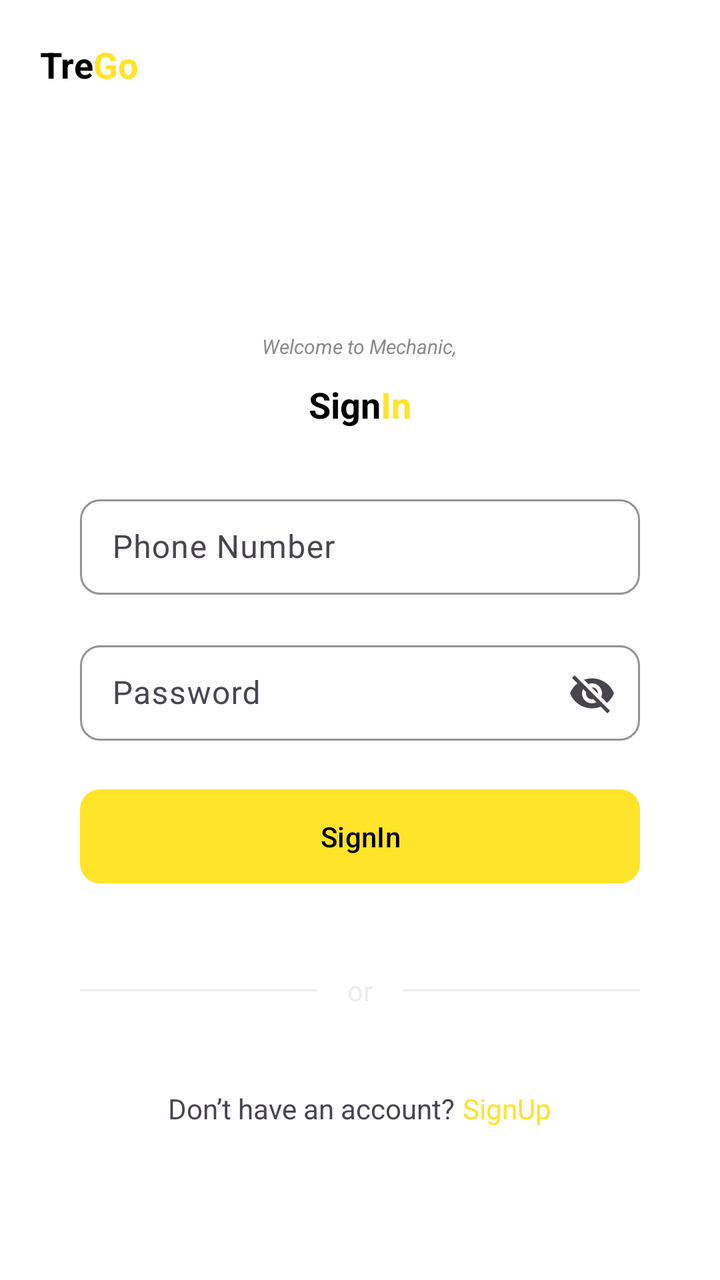
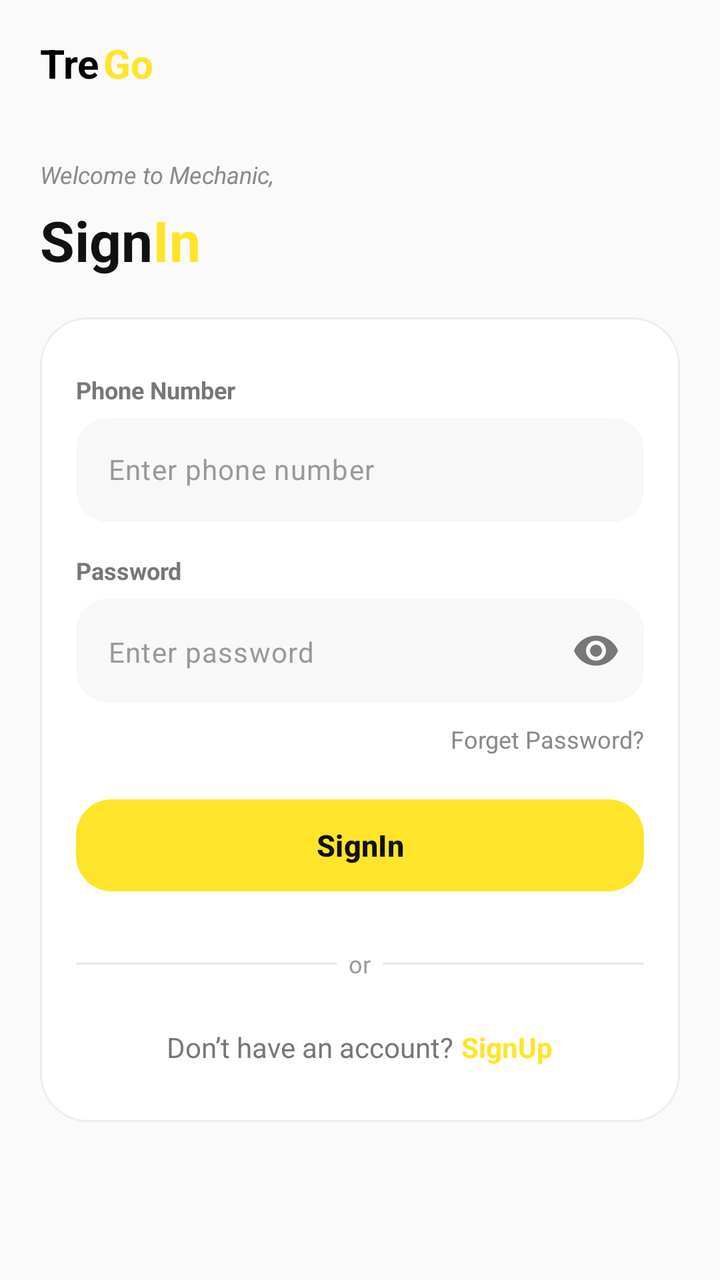

Compare the two renders of this Android layout. The source of the first and the diff that turns it into the second are given below.
<!-- AndroidManifest.xml: application theme Theme.TregoApp -->
<!-- res/layout/fragment_mechanic_login.xml -->
<?xml version="1.0" encoding="utf-8"?>
<LinearLayout xmlns:android="http://schemas.android.com/apk/res/android"
        xmlns:tools="http://schemas.android.com/tools"
        android:layout_width="match_parent"
        android:layout_height="match_parent"
        xmlns:app="http://schemas.android.com/apk/res-auto"
        tools:context=".mechanic.ui.LoginFragment"
        android:orientation="vertical"
        android:background="@color/secondary_color"
        android:padding="20dp">

    <LinearLayout
        android:layout_width="match_parent"
        android:layout_height="wrap_content"
        android:gravity="start"
        android:layout_marginBottom="6dp">

        <TextView
            android:layout_width="wrap_content"
            android:layout_height="wrap_content"
            android:text="@string/app_first_name"
            android:textSize="18sp"
            android:textStyle="bold"
            android:textColor="@color/tertiary_color" />

        <TextView
            android:layout_width="wrap_content"
            android:layout_height="wrap_content"
            android:text="@string/app_last_name"
            android:textSize="18sp"
            android:textStyle="bold"
            android:textColor="@color/primary_color" />

    </LinearLayout>

    <View
        android:layout_width="0dp"
        android:layout_height="0dp"
        android:layout_weight="1"
        android:layout_marginVertical="30dp"/>

    <LinearLayout
        android:layout_width="match_parent"
        android:layout_height="wrap_content"
        android:orientation="vertical"
        android:gravity="center" >

        <TextView
            android:layout_width="wrap_content"
            android:layout_height="wrap_content"
            android:text="@string/mech_sign_welcome"
            android:textColor="@color/text_grey"
            android:textStyle="italic"
            android:textSize="10sp"
            android:layout_marginBottom="10dp"/>

        <LinearLayout
            android:layout_width="match_parent"
            android:layout_height="wrap_content"
            android:gravity="center"
            android:layout_marginBottom="30dp">

            <TextView
                android:layout_width="wrap_content"
                android:layout_height="wrap_content"
                android:text="@string/signIn_first_word"
                android:textSize="18sp"
                android:textStyle="bold"
                android:textColor="@color/tertiary_color" />

            <TextView
                android:layout_width="wrap_content"
                android:layout_height="wrap_content"
                android:text="@string/signIn_last_word"
                android:textSize="18sp"
                android:textStyle="bold"
                android:textColor="@color/primary_color" />

        </LinearLayout>

        <LinearLayout
            android:layout_width="280dp"
            android:layout_height="match_parent"
            android:orientation="vertical"
            android:gravity="center">

            <com.google.android.material.textfield.TextInputLayout
                android:layout_width="match_parent"
                android:layout_height="wrap_content"
                android:layout_marginBottom="20dp"
                app:boxStrokeWidth="1dp"
                app:boxStrokeWidthFocused="1dp"
                app:boxStrokeColor="@color/black"
                app:hintTextColor="@color/placeholder_text_color"
                app:boxBackgroundColor="@color/field_color"
                app:boxCornerRadiusTopStart="10dp"
                app:boxCornerRadiusBottomStart="10dp"
                app:boxCornerRadiusBottomEnd="10dp"
                app:boxCornerRadiusTopEnd="10dp" >

                <com.google.android.material.textfield.TextInputEditText
                    android:id="@+id/etPhoneNumber"
                    android:layout_width="match_parent"
                    android:layout_height="wrap_content"
                    android:hint="Phone Number"
                    android:inputType="phone"
                    android:maxLength="10"
                    android:paddingVertical="13dp"/>

            </com.google.android.material.textfield.TextInputLayout>

            <com.google.android.material.textfield.TextInputLayout
                android:layout_width="match_parent"
                android:layout_height="wrap_content"
                android:layout_marginBottom="20dp"
                app:endIconMode="password_toggle"
                app:boxStrokeWidth="1dp"
                app:boxStrokeWidthFocused="1dp"
                app:boxStrokeColor="@color/black"
                app:hintTextColor="@color/placeholder_text_color"
                app:boxBackgroundColor="@color/field_color"
                app:boxCornerRadiusTopStart="10dp"
                app:boxCornerRadiusBottomStart="10dp"
                app:boxCornerRadiusBottomEnd="10dp"
                app:boxCornerRadiusTopEnd="10dp" >

                <com.google.android.material.textfield.TextInputEditText
                    android:id="@+id/etPassword"
                    android:layout_width="match_parent"
                    android:layout_height="wrap_content"
                    android:hint="Password"
                    android:paddingVertical="13dp"/>

            </com.google.android.material.textfield.TextInputLayout>










            <com.google.android.material.button.MaterialButton
                android:id="@+id/signInBtn"
                android:layout_width="match_parent"
                android:layout_height="wrap_content"
                android:text="@string/signIn"
                android:textColor="@color/black"
                android:paddingVertical="14dp"
                android:layout_marginBottom="40dp"
                app:cornerRadius="10dp" />

            <LinearLayout
                android:layout_width="wrap_content"
                android:layout_height="wrap_content"
                android:gravity="center"
                android:layout_marginBottom="40dp" >

                <View
                    android:layout_width="150dp"
                    android:layout_height="1dp"
                    android:layout_weight="1"
                    android:background="@color/spacer"
                    android:layout_marginRight="15dp"/>

                <TextView
                    android:layout_width="wrap_content"
                    android:layout_height="wrap_content"
                    android:text="or"
                    android:textColor="@color/spacer"
                    android:layout_marginRight="15dp" />

                <View
                    android:layout_width="150dp"
                    android:layout_height="1dp"
                    android:layout_weight="1"
                    android:background="@color/spacer" />

            </LinearLayout>































            <LinearLayout
                android:layout_width="wrap_content"
                android:layout_height="wrap_content"
                android:orientation="horizontal"
                android:gravity="center">

                <TextView
                    android:layout_width="wrap_content"
                    android:layout_height="wrap_content"
                    android:text="@string/signIn_desp"
                    android:textSize="14sp"/>

                <TextView
                    android:id="@+id/goToSignUpBtn"
                    android:layout_width="wrap_content"
                    android:layout_height="wrap_content"
                    android:text="@string/signUp"
                    android:textSize="14sp"
                    android:textColor="@color/primary_color"
                    android:paddingStart="4dp"
                    android:clickable="true"
                    android:focusable="true" />

            </LinearLayout>

        </LinearLayout>

    </LinearLayout>

    <View
        android:layout_width="0dp"
        android:layout_height="0dp"
        android:layout_weight="1" />

</LinearLayout>
<!-- resources referenced by this layout -->
<resources>
  <color name="black">#FF000000</color>
  <color name="field_color">#FFFFFFFF</color>
  <color name="placeholder_text_color">#949494</color>
  <color name="primary_color">#FFE429</color>
  <color name="secondary_color">#FFFFFFFF</color>
  <color name="spacer">#ECECEC</color>
  <color name="tertiary_color">#FF000000</color>
  <color name="text_grey">#8A8A8A</color>
  <string name="app_first_name">Tre</string>
  <string name="app_last_name">Go</string>
  <string name="mech_sign_welcome">Welcome to Mechanic,</string>
  
      // Sample Data
  <string name="signIn">SignIn</string>
  <string name="signIn_desp">Don’t have an account?</string>
  
      // For Placeholders
  <string name="signIn_first_word">Sign</string>
  <string name="signIn_last_word">In</string>
  <string name="signUp">SignUp</string>
  <style name="Theme.TregoApp" parent="Base.Theme.TregoApp" />
  <style name="Base.Theme.TregoApp" parent="Theme.Material3.DayNight.NoActionBar">
          <item name="colorPrimary">@color/primary_color</item>
          <item name="android:statusBarColor">@color/secondary_color</item>
          <item name="android:windowLightStatusBar">true</item>
      </style>
</resources>

<!-- the commit's change to res/layout/fragment_mechanic_login.xml (unified diff, before → after) -->
@@ -1,25 +1,27 @@
 <?xml version="1.0" encoding="utf-8"?>
 <LinearLayout xmlns:android="http://schemas.android.com/apk/res/android"
-        xmlns:tools="http://schemas.android.com/tools"
-        android:layout_width="match_parent"
-        android:layout_height="match_parent"
-        xmlns:app="http://schemas.android.com/apk/res-auto"
-        tools:context=".mechanic.ui.LoginFragment"
-        android:orientation="vertical"
-        android:background="@color/secondary_color"
-        android:padding="20dp">
-
+    xmlns:tools="http://schemas.android.com/tools"
+    xmlns:app="http://schemas.android.com/apk/res-auto"
+    android:layout_width="match_parent"
+    android:layout_height="match_parent"
+    android:orientation="vertical"
+    android:background="#FAFAFA"
+    android:paddingHorizontal="20dp"
+    android:paddingTop="18dp"
+    android:paddingBottom="14dp"
+    tools:context=".mechanic.ui.LoginFragment">
+
+    
     <LinearLayout
         android:layout_width="match_parent"
         android:layout_height="wrap_content"
-        android:gravity="start"
-        android:layout_marginBottom="6dp">
+        android:gravity="center_vertical">
 
         <TextView
             android:layout_width="wrap_content"
             android:layout_height="wrap_content"
             android:text="@string/app_first_name"
-            android:textSize="18sp"
+            android:textSize="20sp"
             android:textStyle="bold"
             android:textColor="@color/tertiary_color" />
 
@@ -27,221 +29,250 @@
             android:layout_width="wrap_content"
             android:layout_height="wrap_content"
             android:text="@string/app_last_name"
-            android:textSize="18sp"
+            android:textSize="20sp"
+            android:textStyle="bold"
+            android:textColor="@color/primary_color"
+            android:paddingStart="2dp" />
+
+    </LinearLayout>
+
+    <View
+        android:layout_width="match_parent"
+        android:layout_height="34dp" />
+
+    
+    <TextView
+        android:layout_width="wrap_content"
+        android:layout_height="wrap_content"
+        android:text="@string/mech_sign_welcome"
+        android:textColor="#8A8A8A"
+        android:textStyle="italic"
+        android:textSize="12sp" />
+
+    
+    <LinearLayout
+        android:layout_width="wrap_content"
+        android:layout_height="wrap_content"
+        android:layout_marginTop="6dp"
+        android:gravity="center_vertical">
+
+        <TextView
+            android:layout_width="wrap_content"
+            android:layout_height="wrap_content"
+            android:text="@string/signIn_first_word"
+            android:textSize="28sp"
+            android:textStyle="bold"
+            android:textColor="#111111" />
+
+        <TextView
+            android:layout_width="wrap_content"
+            android:layout_height="wrap_content"
+            android:text="@string/signIn_last_word"
+            android:textSize="28sp"
             android:textStyle="bold"
             android:textColor="@color/primary_color" />
 
     </LinearLayout>
 
     <View
-        android:layout_width="0dp"
-        android:layout_height="0dp"
-        android:layout_weight="1"
-        android:layout_marginVertical="30dp"/>
-
-    <LinearLayout
-        android:layout_width="match_parent"
-        android:layout_height="wrap_content"
-        android:orientation="vertical"
-        android:gravity="center" >
-
-        <TextView
-            android:layout_width="wrap_content"
-            android:layout_height="wrap_content"
-            android:text="@string/mech_sign_welcome"
-            android:textColor="@color/text_grey"
-            android:textStyle="italic"
-            android:textSize="10sp"
-            android:layout_marginBottom="10dp"/>
+        android:layout_width="match_parent"
+        android:layout_height="20dp" />
+
+    
+    <com.google.android.material.card.MaterialCardView
+        android:layout_width="match_parent"
+        android:layout_height="wrap_content"
+        app:cardBackgroundColor="#FFFFFF"
+        app:cardCornerRadius="24dp"
+        app:strokeColor="#ECECEC"
+        app:strokeWidth="1dp"
+        app:cardElevation="0dp">
 
         <LinearLayout
             android:layout_width="match_parent"
             android:layout_height="wrap_content"
-            android:gravity="center"
-            android:layout_marginBottom="30dp">
-
-            <TextView
-                android:layout_width="wrap_content"
-                android:layout_height="wrap_content"
-                android:text="@string/signIn_first_word"
-                android:textSize="18sp"
-                android:textStyle="bold"
-                android:textColor="@color/tertiary_color" />
-
-            <TextView
-                android:layout_width="wrap_content"
-                android:layout_height="wrap_content"
-                android:text="@string/signIn_last_word"
-                android:textSize="18sp"
-                android:textStyle="bold"
-                android:textColor="@color/primary_color" />
-
-        </LinearLayout>
-
-        <LinearLayout
-            android:layout_width="280dp"
-            android:layout_height="match_parent"
             android:orientation="vertical"
-            android:gravity="center">
-
-            <com.google.android.material.textfield.TextInputLayout
+            android:padding="18dp">
+
+            <ScrollView
                 android:layout_width="match_parent"
-                android:layout_height="wrap_content"
-                android:layout_marginBottom="20dp"
-                app:boxStrokeWidth="1dp"
-                app:boxStrokeWidthFocused="1dp"
-                app:boxStrokeColor="@color/black"
-                app:hintTextColor="@color/placeholder_text_color"
-                app:boxBackgroundColor="@color/field_color"
-                app:boxCornerRadiusTopStart="10dp"
-                app:boxCornerRadiusBottomStart="10dp"
-                app:boxCornerRadiusBottomEnd="10dp"
-                app:boxCornerRadiusTopEnd="10dp" >
-
-                <com.google.android.material.textfield.TextInputEditText
-                    android:id="@+id/etPhoneNumber"
+                android:layout_height="0dp"
+                android:layout_weight="1"
+                android:overScrollMode="never">
+
+                <LinearLayout
                     android:layout_width="match_parent"
                     android:layout_height="wrap_content"
-                    android:hint="Phone Number"
-                    android:inputType="phone"
-                    android:maxLength="10"
-                    android:paddingVertical="13dp"/>
-
-            </com.google.android.material.textfield.TextInputLayout>
-
-            <com.google.android.material.textfield.TextInputLayout
-                android:layout_width="match_parent"
-                android:layout_height="wrap_content"
-                android:layout_marginBottom="20dp"
-                app:endIconMode="password_toggle"
-                app:boxStrokeWidth="1dp"
-                app:boxStrokeWidthFocused="1dp"
-                app:boxStrokeColor="@color/black"
-                app:hintTextColor="@color/placeholder_text_color"
-                app:boxBackgroundColor="@color/field_color"
-                app:boxCornerRadiusTopStart="10dp"
-                app:boxCornerRadiusBottomStart="10dp"
-                app:boxCornerRadiusBottomEnd="10dp"
-                app:boxCornerRadiusTopEnd="10dp" >
-
-                <com.google.android.material.textfield.TextInputEditText
-                    android:id="@+id/etPassword"
-                    android:layout_width="match_parent"
-                    android:layout_height="wrap_content"
-                    android:hint="Password"
-                    android:paddingVertical="13dp"/>
-
-            </com.google.android.material.textfield.TextInputLayout>
-
-
-
-
-
-
-
-
-
-
-            <com.google.android.material.button.MaterialButton
-                android:id="@+id/signInBtn"
-                android:layout_width="match_parent"
-                android:layout_height="wrap_content"
-                android:text="@string/signIn"
-                android:textColor="@color/black"
-                android:paddingVertical="14dp"
-                android:layout_marginBottom="40dp"
-                app:cornerRadius="10dp" />
-
-            <LinearLayout
-                android:layout_width="wrap_content"
-                android:layout_height="wrap_content"
-                android:gravity="center"
-                android:layout_marginBottom="40dp" >
-
-                <View
-                    android:layout_width="150dp"
-                    android:layout_height="1dp"
-                    android:layout_weight="1"
-                    android:background="@color/spacer"
-                    android:layout_marginRight="15dp"/>
-
-                <TextView
-                    android:layout_width="wrap_content"
-                    android:layout_height="wrap_content"
-                    android:text="or"
-                    android:textColor="@color/spacer"
-                    android:layout_marginRight="15dp" />
-
-                <View
-                    android:layout_width="150dp"
-                    android:layout_height="1dp"
-                    android:layout_weight="1"
-                    android:background="@color/spacer" />
-
-            </LinearLayout>
-
-
-
-
-
-
-
-
-
-
-
-
-
-
-
-
-
-
-
-
-
-
-
-
-
-
-
-
-
-
-
-            <LinearLayout
-                android:layout_width="wrap_content"
-                android:layout_height="wrap_content"
-                android:orientation="horizontal"
-                android:gravity="center">
-
-                <TextView
-                    android:layout_width="wrap_content"
-                    android:layout_height="wrap_content"
-                    android:text="@string/signIn_desp"
-                    android:textSize="14sp"/>
-
-                <TextView
-                    android:id="@+id/goToSignUpBtn"
-                    android:layout_width="wrap_content"
-                    android:layout_height="wrap_content"
-                    android:text="@string/signUp"
-                    android:textSize="14sp"
-                    android:textColor="@color/primary_color"
-                    android:paddingStart="4dp"
-                    android:clickable="true"
-                    android:focusable="true" />
-
-            </LinearLayout>
+                    android:layout_marginVertical="10dp"
+                    android:orientation="vertical">
+
+                    
+                    <TextView
+                        android:layout_width="wrap_content"
+                        android:layout_height="wrap_content"
+                        android:text="Phone Number"
+                        android:textSize="12sp"
+                        android:textStyle="bold"
+                        android:textColor="#777777"
+                        android:layout_marginBottom="6dp" />
+
+                    <com.google.android.material.textfield.TextInputLayout
+                        android:layout_width="match_parent"
+                        android:layout_height="wrap_content"
+                        android:layout_marginBottom="16dp"
+                        app:hintEnabled="false"
+                        app:boxBackgroundMode="filled"
+                        app:boxBackgroundColor="#F8F8F8"
+                        app:boxStrokeWidth="0dp"
+                        app:boxStrokeWidthFocused="0dp"
+                        app:boxCornerRadiusTopStart="16dp"
+                        app:boxCornerRadiusTopEnd="16dp"
+                        app:boxCornerRadiusBottomStart="16dp"
+                        app:boxCornerRadiusBottomEnd="16dp">
+
+                        <com.google.android.material.textfield.TextInputEditText
+                            android:id="@+id/etPhoneNumber"
+                            android:layout_width="match_parent"
+                            android:layout_height="52dp"
+                            android:background="@null"
+                            android:hint="Enter phone number"
+                            android:inputType="phone"
+                            android:maxLength="10"
+                            android:textColor="#111111"
+                            android:textColorHint="#999999"
+                            android:textSize="14sp"
+                            android:paddingHorizontal="16dp"
+                            android:gravity="center_vertical"/>
+
+                    </com.google.android.material.textfield.TextInputLayout>
+
+                    
+                    <TextView
+                        android:layout_width="wrap_content"
+                        android:layout_height="wrap_content"
+                        android:text="Password"
+                        android:textSize="12sp"
+                        android:textStyle="bold"
+                        android:textColor="#777777"
+                        android:layout_marginBottom="6dp" />
+
+                    <com.google.android.material.textfield.TextInputLayout
+                        android:layout_width="match_parent"
+                        android:layout_height="wrap_content"
+                        android:layout_marginBottom="10dp"
+                        app:hintEnabled="false"
+                        app:endIconMode="password_toggle"
+                        app:endIconTint="#777777"
+                        app:boxBackgroundMode="filled"
+                        app:boxBackgroundColor="#F8F8F8"
+                        app:boxStrokeWidth="0dp"
+                        app:boxStrokeWidthFocused="0dp"
+                        app:boxCornerRadiusTopStart="16dp"
+                        app:boxCornerRadiusTopEnd="16dp"
+                        app:boxCornerRadiusBottomStart="16dp"
+                        app:boxCornerRadiusBottomEnd="16dp">
+
+                        <com.google.android.material.textfield.TextInputEditText
+                            android:id="@+id/etPassword"
+                            android:layout_width="match_parent"
+                            android:layout_height="52dp"
+                            android:background="@null"
+                            android:hint="Enter password"
+                            android:inputType="textPassword"
+                            android:textColor="#111111"
+                            android:textColorHint="#999999"
+                            android:textSize="14sp"
+                            android:paddingHorizontal="16dp"
+                            android:gravity="center_vertical"/>
+
+                    </com.google.android.material.textfield.TextInputLayout>
+
+                    
+                    <TextView
+                        android:layout_width="wrap_content"
+                        android:layout_height="wrap_content"
+                        android:text="@string/forget_password"
+                        android:textSize="12sp"
+                        android:textColor="#888888"
+                        android:layout_gravity="end"
+                        android:layout_marginBottom="18dp" />
+
+                    
+                    <com.google.android.material.button.MaterialButton
+                        android:id="@+id/signInBtn"
+                        android:layout_width="match_parent"
+                        android:layout_height="54dp"
+                        android:text="@string/signIn"
+                        android:textAllCaps="false"
+                        android:textSize="15sp"
+                        android:textStyle="bold"
+                        android:textColor="#111111"
+                        app:backgroundTint="#FFE429"
+                        app:cornerRadius="18dp"
+                        app:elevation="0dp" />
+
+                    
+                    <LinearLayout
+                        android:layout_width="match_parent"
+                        android:layout_height="wrap_content"
+                        android:layout_marginTop="24dp"
+                        android:layout_marginBottom="24dp"
+                        android:gravity="center_vertical">
+
+                        <View
+                            android:layout_width="0dp"
+                            android:layout_height="1dp"
+                            android:layout_weight="1"
+                            android:background="#E6E6E6" />
+
+                        <TextView
+                            android:layout_width="wrap_content"
+                            android:layout_height="wrap_content"
+                            android:text="  or  "
+                            android:textColor="#9A9A9A"
+                            android:textSize="12sp" />
+
+                        <View
+                            android:layout_width="0dp"
+                            android:layout_height="1dp"
+                            android:layout_weight="1"
+                            android:background="#E6E6E6" />
+
+                    </LinearLayout>
+
+                    
+                    <LinearLayout
+                        android:layout_width="match_parent"
+                        android:layout_height="wrap_content"
+                        android:gravity="center">
+
+                        <TextView
+                            android:layout_width="wrap_content"
+                            android:layout_height="wrap_content"
+                            android:text="@string/signIn_desp"
+                            android:textSize="14sp"
+                            android:textColor="#777777" />
+
+                        <TextView
+                            android:id="@+id/goToSignUpBtn"
+                            android:layout_width="wrap_content"
+                            android:layout_height="wrap_content"
+                            android:text="@string/signUp"
+                            android:textSize="14sp"
+                            android:textStyle="bold"
+                            android:textColor="@color/primary_color"
+                            android:paddingStart="4dp"
+                            android:clickable="true"
+                            android:focusable="true" />
+
+                    </LinearLayout>
+
+                </LinearLayout>
+
+            </ScrollView>
 
         </LinearLayout>
 
-    </LinearLayout>
-
-    <View
-        android:layout_width="0dp"
-        android:layout_height="0dp"
-        android:layout_weight="1" />
+    </com.google.android.material.card.MaterialCardView>
 
 </LinearLayout>
<!-- resource entries referenced after the edit -->
@@ -1,15 +1,13 @@
 <!-- resources referenced by this layout -->
 <resources>
-  <color name="black">#FF000000</color>
-  <color name="field_color">#FFFFFFFF</color>
-  <color name="placeholder_text_color">#949494</color>
   <color name="primary_color">#FFE429</color>
   <color name="secondary_color">#FFFFFFFF</color>
-  <color name="spacer">#ECECEC</color>
   <color name="tertiary_color">#FF000000</color>
-  <color name="text_grey">#8A8A8A</color>
   <string name="app_first_name">Tre</string>
   <string name="app_last_name">Go</string>
+  <string name="forget_password">Forget Password?</string>
+  
+      // Welcome Description
   <string name="mech_sign_welcome">Welcome to Mechanic,</string>
   
       // Sample Data
